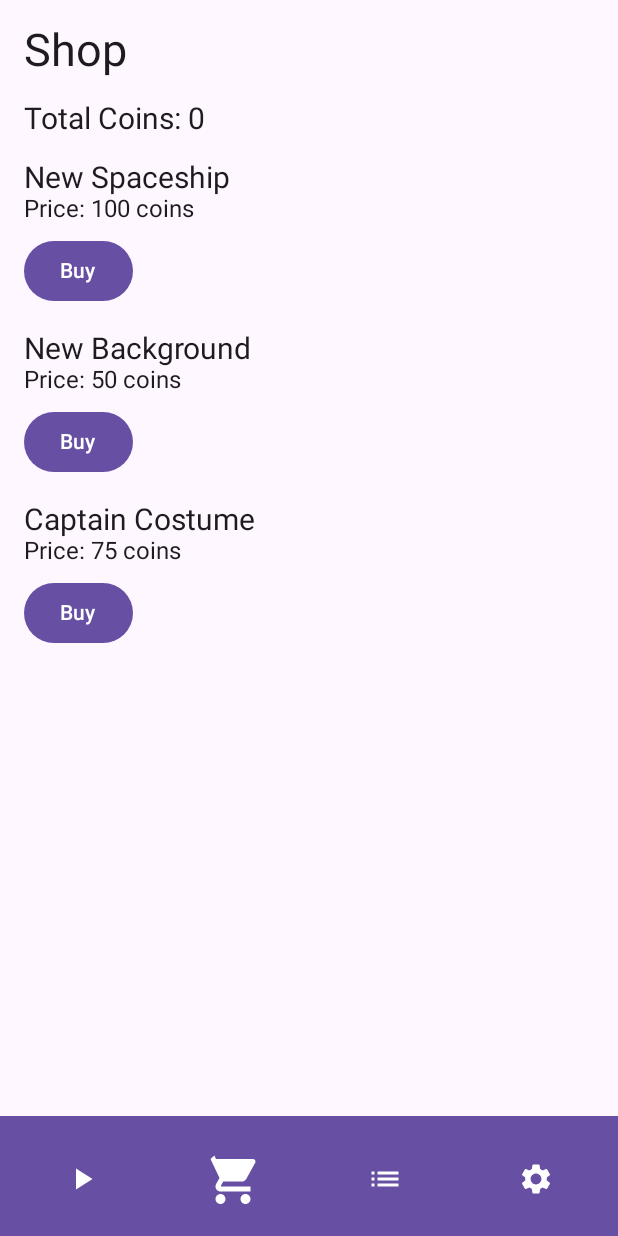
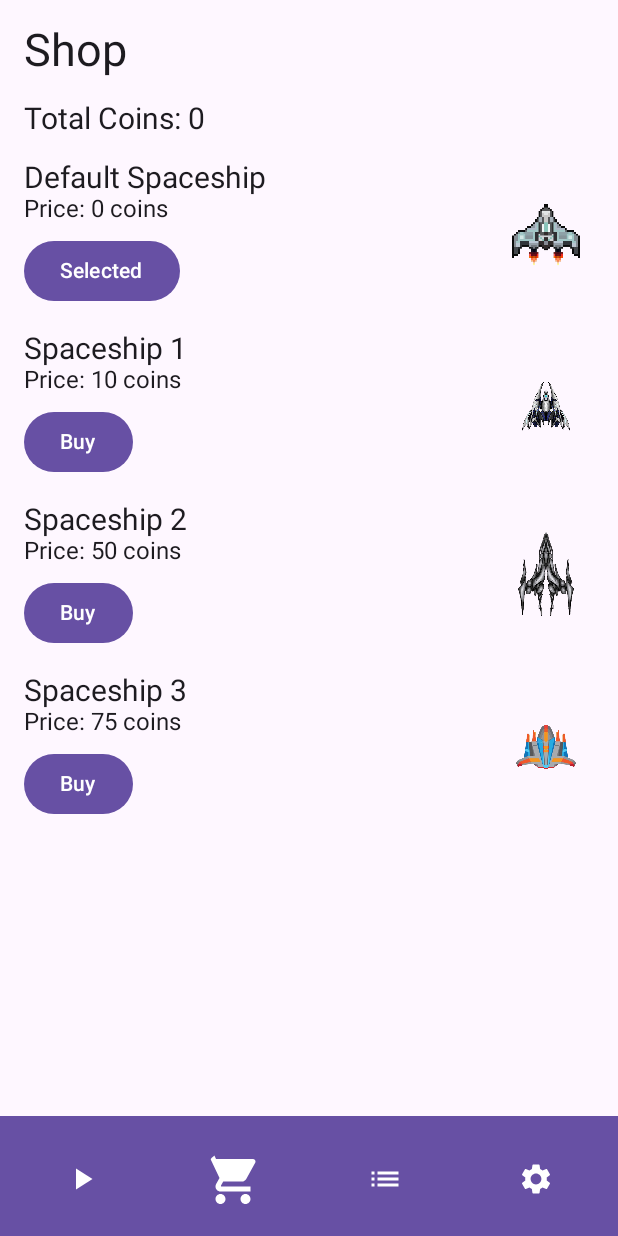
Before and after one commit to TruePelmen/TestTaskGame, an Android app built with Jetpack Compose: the screen it shows after launch (MainActivity), after a tap on "Shop", on a phone screen of 412 x 824 dp. Run offline under Robolectric (Android 15) with nearby library versions, the phone set to English and light mode, and no system bars.

Commit message:
Implemented shop

```diff
--- a/app/src/main/java/com/example/testtaskgame/MainViewModel.kt
+++ b/app/src/main/java/com/example/testtaskgame/MainViewModel.kt
@@ -46,6 +46,25 @@ class MainViewModel : ViewModel() {
 
     private val _totalCoins = MutableStateFlow(0)
     val totalCoins: StateFlow<Int> = _totalCoins
+
+    private val _ownedSpaceships = MutableStateFlow(setOf("Default Spaceship"))
+    val ownedSpaceships: StateFlow<Set<String>> = _ownedSpaceships
+
+    private val _selectedSpaceship = MutableStateFlow("Default Spaceship")
+    val selectedSpaceship: StateFlow<String> = _selectedSpaceship
+
+    fun buySpaceship(spaceship: String, price: Int) {
+        if (_totalCoins.value >= price) {
+            _totalCoins.value -= price
+            _ownedSpaceships.value = _ownedSpaceships.value + spaceship
+        }
+    }
+
+    fun selectSpaceship(spaceship: String) {
+        if (spaceship in _ownedSpaceships.value) {
+            _selectedSpaceship.value = spaceship
+        }
+    }
 
     fun addCollectedCoins(coins: Int) {
         _totalCoins.value += coins
--- a/app/src/main/java/com/example/testtaskgame/screens/ShopScreen.kt
+++ b/app/src/main/java/com/example/testtaskgame/screens/ShopScreen.kt
@@ -1,11 +1,13 @@
 package com.example.testtaskgame.screens
 
+import androidx.compose.foundation.Image
 import androidx.compose.foundation.layout.Arrangement
 import androidx.compose.foundation.layout.Column
 import androidx.compose.foundation.layout.Row
 import androidx.compose.foundation.layout.fillMaxSize
 import androidx.compose.foundation.layout.fillMaxWidth
 import androidx.compose.foundation.layout.padding
+import androidx.compose.foundation.layout.size
 import androidx.compose.foundation.lazy.LazyColumn
 import androidx.compose.foundation.lazy.items
 import androidx.compose.material.icons.Icons
@@ -25,22 +27,27 @@ import androidx.compose.runtime.collectAsState
 import androidx.compose.runtime.getValue
 import androidx.compose.ui.Alignment
 import androidx.compose.ui.Modifier
+import androidx.compose.ui.res.painterResource
 import androidx.compose.ui.unit.dp
 import androidx.compose.ui.unit.sp
 import androidx.navigation.NavController
 import com.example.testtaskgame.MainViewModel
+import com.example.testtaskgame.R
 
 data class ShopItem(val name: String, val price: Int)
 
 val shopItems = listOf(
-    ShopItem("New Spaceship", 100),
-    ShopItem("New Background", 50),
-    ShopItem("Captain Costume", 75)
+    ShopItem("Default Spaceship", 0),
+    ShopItem("Spaceship 1", 10),
+    ShopItem("Spaceship 2", 50),
+    ShopItem("Spaceship 3", 75)
 )
 
 @Composable
 fun ShopScreen(navController: NavController, viewModel: MainViewModel) {
     val totalCoins by viewModel.totalCoins.collectAsState()
+    val ownedSpaceships by viewModel.ownedSpaceships.collectAsState()
+    val selectedSpaceship by viewModel.selectedSpaceship.collectAsState()
 
     Scaffold(
         bottomBar = {
@@ -87,15 +94,40 @@ fun ShopScreen(navController: NavController, viewModel: MainViewModel) {
                 Text(text = "Total Coins: $totalCoins", fontSize = 20.sp, modifier = Modifier.padding(bottom = 16.dp))
             }
             items(shopItems) { item ->
-                Column(modifier = Modifier.padding(bottom = 16.dp)) {
-                    Text(text = item.name, fontSize = 20.sp)
-                    Text(
-                        text = "Price: ${item.price} coins",
-                        fontSize = 16.sp,
-                        modifier = Modifier.padding(bottom = 8.dp))
-                    Button(onClick = { /*TODO: Implement purchase functionality*/ }) {
-                        Text(text = "Buy")
+                val spaceshipImageRes = when (item.name) {
+                    "Spaceship 1" -> R.drawable.spaceship_2
+                    "Spaceship 2" -> R.drawable.spaceship_3
+                    "Spaceship 3" -> R.drawable.spaceship_4
+                    else -> R.drawable.spaceship
+                }
+
+                Row(
+                    modifier = Modifier.padding(bottom = 16.dp).fillMaxWidth(),
+                    verticalAlignment = Alignment.CenterVertically,
+                    horizontalArrangement = Arrangement.SpaceBetween
+                ) {
+                    Column(modifier = Modifier.weight(1f)) {
+                        Text(text = item.name, fontSize = 20.sp)
+                        Text(
+                            text = "Price: ${item.price} coins",
+                            fontSize = 16.sp,
+                            modifier = Modifier.padding(bottom = 8.dp)
+                        )
+                        if (item.name in ownedSpaceships) {
+                            Button(onClick = { viewModel.selectSpaceship(item.name) }) {
+                                Text(text = if (item.name == selectedSpaceship) "Selected" else "Select")
+                            }
+                        } else {
+                            Button(onClick = { viewModel.buySpaceship(item.name, item.price) }) {
+                                Text(text = "Buy")
+                            }
+                        }
                     }
+                    Image(
+                        painter = painterResource(id = spaceshipImageRes),
+                        contentDescription = item.name,
+                        modifier = Modifier.size(64.dp)
+                    )
                 }
             }
         }
```
Also changed, not shown: app/src/main/java/com/example/testtaskgame/screens/GameScreen.kt (+10 -2 lines).
